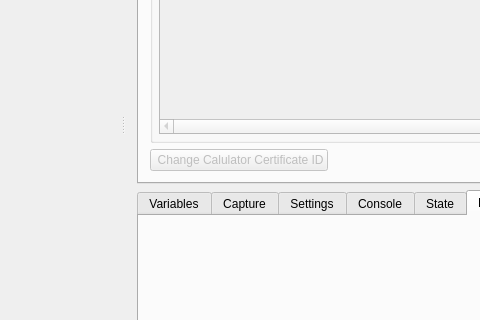
This is gui/qt/mainwindow.ui in CE-Programming/CEmu as Qt 5 draws it before an edit; both pictures show x 320 to 800 and y 377 to 697 of the 992 by 1005 pixel window. The edited form follows.
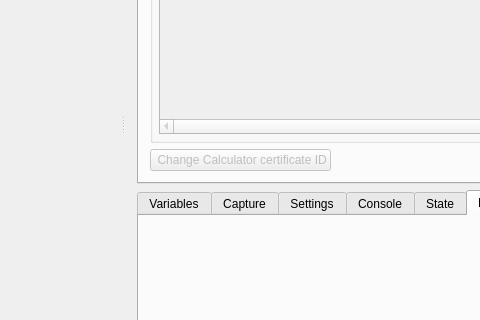
This is the edited form. The open tabs and pages were chosen to show the change. Icons and pictures are not drawn. Custom widgets are drawn as their Qt base class.

```diff
--- a/gui/qt/mainwindow.ui
+++ b/gui/qt/mainwindow.ui
@@ -4891,7 +4891,7 @@
            </sizepolicy>
           </property>
           <property name="text">
-           <string> Change Calulator Certificate ID</string>
+           <string> Change Calculator certificate ID</string>
           </property>
           <property name="icon">
            <iconset resource="resources.qrc">
```
